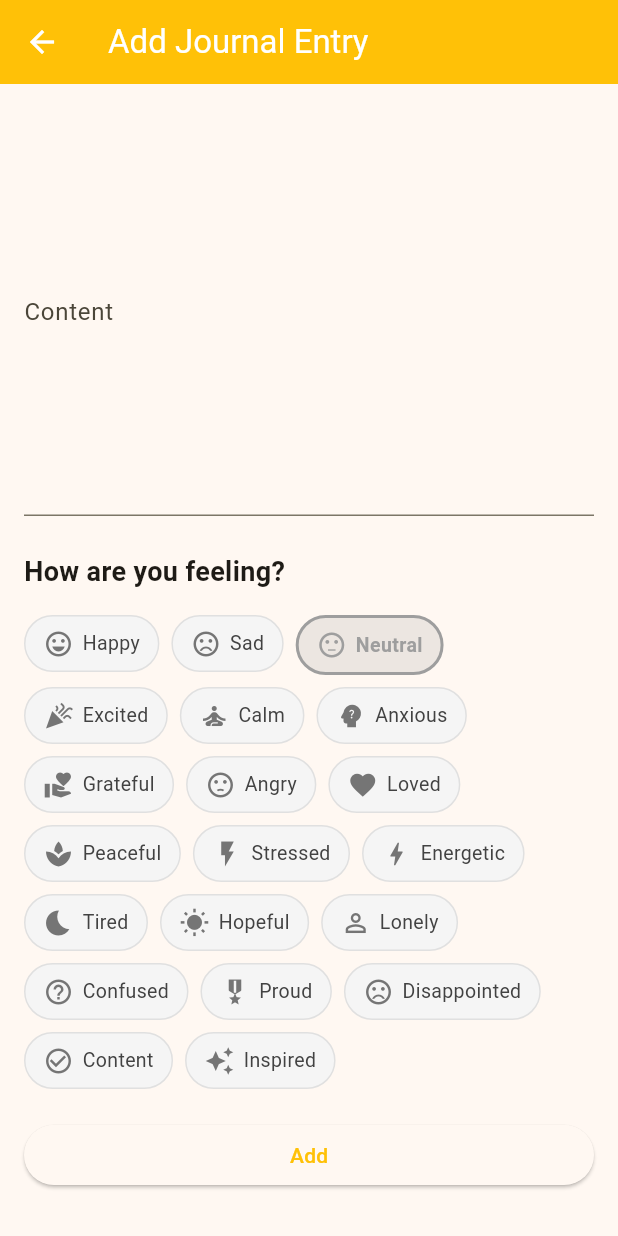
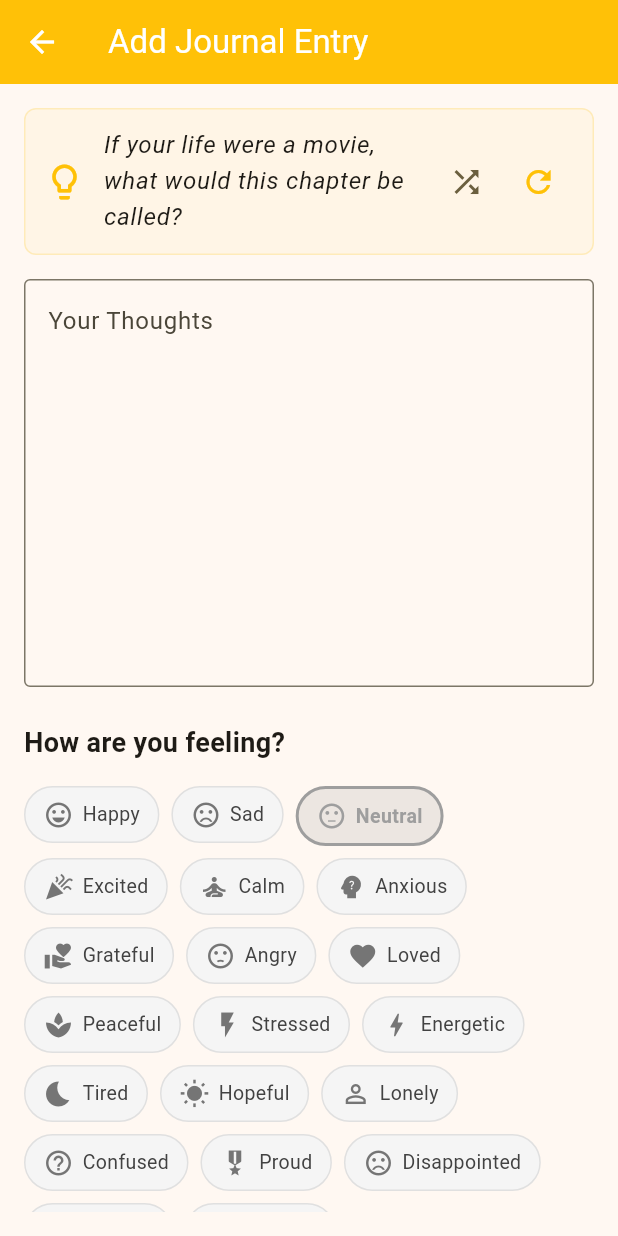
Before and after one commit to Sama-ndari/SamandariApp, a Flutter app: the AddEditJournalEntryScreen screen opened directly, on a phone screen of 412 x 824 dp. Run offline on Flutter 3.47's test engine with Material 3 defaults, Android fonts, the phone set to English and light mode, and no system bars; our stand-ins replace azlistview, confetti, connectivity_plus, file_picker, fl_chart, flutter_dotenv and 8 more; missing offline and left inert: mailer; accounts and stored records are empty; network calls fail.

Commit message:
Protection Push

```diff
--- /dev/null
+++ b/lib/data/journal_prompts.dart
@@ -0,0 +1,73 @@
+const List<String> staticJournalPrompts = [
+  // 🌻 Original Prompts
+  'What was the highlight of your day, and why?',
+  'Describe a small moment of joy you experienced recently.',
+  'What is something you are proud of accomplishing this week?',
+  'If you could give your past self one piece of advice, what would it be?',
+  'What is a challenge you are currently facing, and how are you approaching it?',
+  'Describe a person who has positively influenced you and what they taught you.',
+  'What is one thing you can do tomorrow to bring you closer to your goals?',
+  'Write about a place where you feel completely at peace.',
+  'What is a fear you would like to overcome?',
+  'Describe a simple pleasure that you often take for granted.',
+
+  // 🌅 Self-Reflection & Growth
+  'What’s one thing you’ve learned about yourself recently?',
+  'How do you define success for yourself right now?',
+  'When was the last time you felt truly proud of yourself?',
+  'What are your top three priorities this month?',
+  'How do you usually handle setbacks, and how could you improve that?',
+  'What personal habit has changed your life for the better?',
+  'Who are you becoming, and what choices are shaping that transformation?',
+  'What limiting belief do you need to let go of?',
+  'What does “balance” look like for you these days?',
+  'What motivates you when things get hard?',
+
+  // 💫 Gratitude & Positivity
+  'What are three things you’re grateful for right now?',
+  'Who made you smile today, and why?',
+  'What’s a small win you can celebrate today?',
+  'What’s something in your daily routine that brings you comfort?',
+  'What song, smell, or taste always lifts your mood?',
+  'When was the last time you felt deep peace?',
+  'What are you taking for granted that deserves appreciation?',
+  'What’s a memory that never fails to make you smile?',
+  'Who deserves a thank-you note from you right now?',
+  'What is something beautiful you noticed today?',
+
+  // 🔥 Challenge & Resilience
+  'What was your biggest challenge this week, and how did you handle it?',
+  'How do you recover after a tough day?',
+  'What does courage mean to you?',
+  'Describe a time you failed but learned something valuable.',
+  'What fear is holding you back from the next level?',
+  'When did you last step outside your comfort zone?',
+  'What’s one risk you wish you’d taken sooner?',
+  'What keeps you grounded when life gets chaotic?',
+  'What is one thing you need to forgive yourself for?',
+  'How have you grown from a painful experience?',
+
+  // 💭 Creativity & Imagination
+  'If your life were a movie, what would this chapter be called?',
+  'What would you do if money wasn’t an issue at all?',
+  'Describe your dream morning routine.',
+  'What’s your ideal life five years from now — and how does it feel?',
+  'If you could relive one day with full awareness, which would it be?',
+  'What kind of world do you want to help build?',
+  'If you could master any skill overnight, what would it be?',
+  'What advice would your future self give you?',
+  'If you had a personal motto, what would it be?',
+  'What does “home” mean to you?',
+
+  // 💌 Connection & Relationships
+  'Who has shaped your worldview the most?',
+  'When was the last time you truly listened to someone?',
+  'What relationships in your life need more attention?',
+  'What does love look like to you?',
+  'How do you show care for others?',
+  'What boundaries do you need to set to protect your peace?',
+  'Who has been there for you when you didn’t expect it?',
+  'What qualities do you value most in a friend?',
+  'How do you support others — and how do you let them support you?',
+  'What kind of person do you want to be remembered as?',
+];
--- a/lib/screens/add_edit_journal_entry_screen.dart
+++ b/lib/screens/add_edit_journal_entry_screen.dart
@@ -1,6 +1,7 @@
 import 'package:flutter/material.dart';
 import 'package:samapp/models/journal_entry.dart';
 import 'package:samapp/services/journal_service.dart';
+import 'package:samapp/services/ai_hub/journal_prompt_service.dart';
 
 class AddEditJournalEntryScreen extends StatefulWidget {
   final JournalEntry? entry;
@@ -14,17 +15,61 @@ class AddEditJournalEntryScreen extends StatefulWidget {
 class _AddEditJournalEntryScreenState extends State<AddEditJournalEntryScreen> {
   final _formKey = GlobalKey<FormState>();
   final _journalService = JournalService();
+  final _promptService = JournalPromptService();
+  late TextEditingController _contentController;
 
-  late String _content;
+  String _currentPrompt = '';
+  bool _isLoadingPrompt = false;
+
   late Mood _mood;
   late List<String> _tags;
 
   @override
   void initState() {
     super.initState();
-    _content = widget.entry?.content ?? '';
+    _contentController = TextEditingController(text: widget.entry?.content ?? '');
     _mood = widget.entry?.mood ?? Mood.neutral;
     _tags = widget.entry?.tags ?? [];
+    _loadInitialPrompt();
+  }
+
+  @override
+  void dispose() {
+    _contentController.dispose();
+    super.dispose();
+  }
+
+  void _loadInitialPrompt() {
+    setState(() {
+      _currentPrompt = _promptService.getStaticPrompt();
+    });
+  }
+
+  void _getNewStaticPrompt() {
+    setState(() {
+      _currentPrompt = _promptService.getStaticPrompt();
+    });
+  }
+
+  Future<void> _getNewDynamicPrompt() async {
+    setState(() {
+      _isLoadingPrompt = true;
+    });
+
+    try {
+      final prompt = await _promptService.getDynamicPrompt();
+      setState(() {
+        _currentPrompt = prompt;
+      });
+    } catch (e) {
+      ScaffoldMessenger.of(context).showSnackBar(
+        const SnackBar(content: Text('Could not get a new prompt. Please try again.')),
+      );
+    } finally {
+      setState(() {
+        _isLoadingPrompt = false;
+      });
+    }
   }
 
   void _submit() {
@@ -32,7 +77,7 @@ class _AddEditJournalEntryScreenState extends State<AddEditJournalEntryScreen> {
       _formKey.currentState!.save();
       final newEntry = JournalEntry()
         ..id = widget.entry?.id ?? ''
-        ..content = _content
+        ..content = _contentController.text
         ..mood = _mood
         ..tags = _tags
         ..date = widget.entry?.date ?? DateTime.now();
@@ -87,9 +132,15 @@ class _AddEditJournalEntryScreenState extends State<AddEditJournalEntryScreen> {
           key: _formKey,
           child: ListView(
             children: [
+              _buildPromptDisplay(),
+              const SizedBox(height: 16),
               TextFormField(
-                initialValue: _content,
-                decoration: const InputDecoration(labelText: 'Content'),
+                controller: _contentController,
+                decoration: const InputDecoration(
+                  labelText: 'Your Thoughts',
+                  alignLabelWithHint: true,
+                  border: OutlineInputBorder(),
+                ),
                 maxLines: 10,
                 validator: (value) {
                   if (value == null || value.isEmpty) {
@@ -97,7 +148,6 @@ class _AddEditJournalEntryScreenState extends State<AddEditJournalEntryScreen> {
                   }
                   return null;
                 },
-                onSaved: (value) => _content = value!,
               ),
               const SizedBox(height: 24),
               const Text(
@@ -161,6 +211,50 @@ class _AddEditJournalEntryScreenState extends State<AddEditJournalEntryScreen> {
             ],
           ),
         ),
+      ),
+    );
+  }
+
+  Widget _buildPromptDisplay() {
+    final theme = Theme.of(context);
+    final colorScheme = theme.colorScheme;
+
+    return Container(
+      padding: const EdgeInsets.all(12),
+      decoration: BoxDecoration(
+        color: colorScheme.primary.withOpacity(0.05),
+        borderRadius: BorderRadius.circular(8),
+        border: Border.all(color: colorScheme.primary.withOpacity(0.2)),
+      ),
+      child: Row(
+        crossAxisAlignment: CrossAxisAlignment.center,
+        children: [
+          Icon(Icons.lightbulb_outline, color: colorScheme.primary, size: 28),
+          const SizedBox(width: 12),
+          Expanded(
+            child: Text(
+              _currentPrompt,
+              style: theme.textTheme.bodyLarge?.copyWith(fontStyle: FontStyle.italic),
+            ),
+          ),
+          const SizedBox(width: 8),
+          _isLoadingPrompt
+              ? const SizedBox(width: 24, height: 24, child: CircularProgressIndicator(strokeWidth: 2.5))
+              : Row(
+                  children: [
+                    IconButton(
+                      icon: Icon(Icons.shuffle, color: colorScheme.secondary),
+                      tooltip: 'Get a static prompt',
+                      onPressed: _getNewStaticPrompt,
+                    ),
+                    IconButton(
+                      icon: Icon(Icons.refresh, color: colorScheme.primary),
+                      tooltip: 'Get an AI-powered prompt',
+                      onPressed: _getNewDynamicPrompt,
+                    ),
+                  ],
+                ),
+        ],
       ),
     );
   }
--- a/lib/screens/ai_hub_screen.dart
+++ b/lib/screens/ai_hub_screen.dart
@@ -47,7 +47,7 @@ class _AiHubScreenState extends State<AiHubScreen> {
             icon: Icons.psychology,
             title: 'AI Life Coach / Therapist',
             description: 'Trained on your own journal data to reflect your patterns back to you.',
-            onTap: () => _lifeCoachService.showComingSoon(context),
+            onTap: () => _lifeCoachService.getReflection(context),
           ),
           _FeatureCard(
             icon: Icons.explore,
```
Also changed, not shown: lib/screens/dashboard_screen.dart (+26 -17 lines), lib/services/ai_hub/journal_prompt_service.dart (added, +53 -0 lines), lib/services/ai_hub/life_coach_service.dart (+168 -3 lines).
